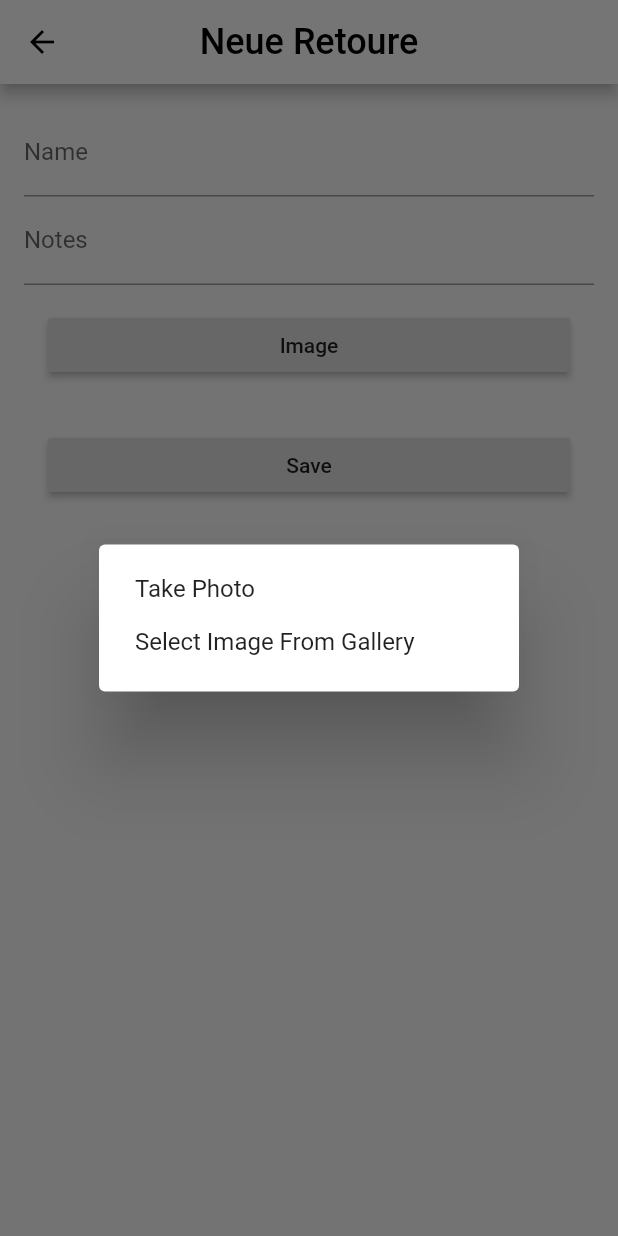
After one commit to mkoehne/Retoure, a Flutter app: the AddRetoureScreen screen opened directly, after a tap on "Image", on a phone screen of 412 x 824 dp. The commit adds this screen. Run offline on Flutter 3.47's test engine with Material 2 defaults, Android fonts, the phone set to English and light mode, and no system bars; our stand-ins replace cached_network_image, cloud_firestore, firebase_auth, firebase_storage, flushbar, image_cropper and 4 more; accounts and stored records are empty.

Commit message:
Image upload and create retoure

```diff
--- a/lib/model/retoure.dart
+++ b/lib/model/retoure.dart
@@ -1,39 +1,43 @@
 import 'package:cloud_firestore/cloud_firestore.dart';
 
 class Retoure {
-  final String id;
-  final String name;
-  final String image;
-  final DateTime date;
-  final String imageURL;
+  String id;
+  String name;
+  String notes;
+  DateTime date;
+  String imageURL;
+  String userId;
 
 //<editor-fold desc="Data Methods" defaultstate="collapsed">
 
-  const Retoure({
+  Retoure({
     this.id,
     this.name,
-    this.image,
+    this.notes,
     this.date,
     this.imageURL,
+    this.userId,
   });
 
-  @override
+//</e@override
   bool operator ==(Object other) =>
       identical(this, other) ||
       (other is Retoure &&
           runtimeType == other.runtimeType &&
           id == other.id &&
           name == other.name &&
-          image == other.image &&
+          notes == other.notes &&
           date == other.date &&
+          userId == other.userId &&
           imageURL == other.imageURL);
 
   @override
   int get hashCode =>
       id.hashCode ^
       name.hashCode ^
-      image.hashCode ^
+      notes.hashCode ^
       date.hashCode ^
+      userId.hashCode ^
       imageURL.hashCode;
 
   @override
@@ -41,8 +45,9 @@ class Retoure {
     return 'Retoure{' +
         ' id: $id,' +
         ' name: $name,' +
-        ' image: $image,' +
+        ' notes: $notes,' +
         ' date: $date,' +
+        ' userId: $userId,' +
         ' imageURL: $imageURL,' +
         '}';
   }
@@ -52,13 +57,15 @@ class Retoure {
     String name,
     String image,
     DateTime date,
+    String userId,
     String imageURL,
   }) {
     return new Retoure(
       id: id ?? this.id,
       name: name ?? this.name,
-      image: image ?? this.image,
+      notes: image ?? this.notes,
       date: date ?? this.date,
+      userId: userId ?? this.userId,
       imageURL: imageURL ?? this.imageURL,
     );
   }
@@ -67,42 +74,27 @@ class Retoure {
     return {
       'id': this.id,
       'name': this.name,
-      'image': this.image,
-      'date': this.date,
+      'notes': this.notes,
+      'date': Timestamp.fromDate(date),
+      'userId': this.userId,
       'imageURL': this.imageURL,
     };
+  }
+
+  factory Retoure.fromDocument(DocumentSnapshot doc) {
+    return Retoure.fromMap(doc.data);
   }
 
   factory Retoure.fromMap(Map<String, dynamic> map) {
     return new Retoure(
       id: map['id'] as String,
       name: map['name'] as String,
-      image: map['image'] as String,
-      date: map['date'] as DateTime,
+      notes: map['notes'] as String,
+      date: Timestamp(map['date'].seconds, map['date'].nanoseconds).toDate(),
+      userId: map['userId'] as String,
       imageURL: map['imageURL'] as String,
     );
   }
 
-  factory Retoure.fromDocument(DocumentSnapshot doc) {
-    return Retoure.fromMap(doc.data);
-  }
-
-  DateTime _convertStamp(Timestamp _stamp) {
-    if (_stamp != null) {
-      return Timestamp(_stamp.seconds, _stamp.nanoseconds).toDate();
-
-      /*
-    if (Platform.isIOS) {
-      return _stamp.toDate();
-    } else {
-      return Timestamp(_stamp.seconds, _stamp.nanoseconds).toDate();
-    }
-    */
-
-    } else {
-      return null;
-    }
-  }
-
 //</editor-fold>
 }
--- a/lib/model/theme.dart
+++ b/lib/model/theme.dart
@@ -1,6 +1,6 @@
 import 'package:flutter/material.dart';
 
-import '../application.dart';
+import '../ui/utils/application.dart';
 
 class MyTheme {
   Brightness brightness;
--- /dev/null
+++ b/lib/ui/screens/add_retoure.dart
@@ -0,0 +1,220 @@
+import 'dart:io';
+
+import 'package:firebase_storage/firebase_storage.dart';
+import 'package:flutter/material.dart';
+import 'package:image_picker/image_picker.dart';
+import 'package:permission_handler/permission_handler.dart';
+import 'package:provider/provider.dart';
+import 'package:retoure/model/retoure.dart';
+import 'package:retoure/ui/utils/application.dart';
+import 'package:retoure/ui/utils/repository.dart';
+import 'package:retoure/ui/utils/theme_changer.dart';
+import 'package:uuid/uuid.dart';
+
+import 'image.dart';
+
+class AddRetoureScreen extends StatefulWidget {
+  AddRetoureScreen();
+
+  @override
+  _AddRetoureScreenState createState() => _AddRetoureScreenState();
+}
+
+class _AddRetoureScreenState extends State<AddRetoureScreen>
+    with SingleTickerProviderStateMixin {
+  String name;
+  String notes;
+  DateTime date;
+  String imageSource;
+  final GlobalKey<FormState> formKey = GlobalKey<FormState>();
+  PermissionStatus _status;
+
+  @override
+  void initState() {
+    super.initState();
+
+    PermissionHandler()
+        .checkPermissionStatus(PermissionGroup.camera)
+        .then(_updateStatus);
+  }
+
+  @override
+  void dispose() {
+    super.dispose();
+  }
+
+  @override
+  Widget build(BuildContext context) {
+    ThemeChanger _themeChanger = Provider.of<ThemeChanger>(context);
+
+    return Scaffold(
+      appBar: AppBar(
+        centerTitle: true,
+        iconTheme: IconThemeData(
+            color: _themeChanger.getAppTheme().theme.mainTextColor),
+        brightness: _themeChanger.getAppTheme().theme.brightness,
+        backgroundColor: _themeChanger.getAppTheme().theme.mainBackgroundColor,
+        title: Text(
+          "Neue Retoure",
+          style: TextStyle(
+              fontSize: 24.0,
+              color: _themeChanger.getAppTheme().theme.mainTextColor),
+        ),
+      ),
+      body: Container(
+          padding: const EdgeInsets.symmetric(vertical: 16.0, horizontal: 16.0),
+          child: Builder(
+              builder: (context) => Form(
+                  key: formKey,
+                  child: SingleChildScrollView(
+                    child: Column(
+                        crossAxisAlignment: CrossAxisAlignment.stretch,
+                        children: [
+                          TextFormField(
+                            decoration: InputDecoration(labelText: 'Name'),
+                            validator: (value) {
+                              if (value.isEmpty) {
+                                return 'Please enter the retoure name';
+                              }
+                            },
+                            onSaved: (val) => setState(() => name = val),
+                          ),
+                          TextFormField(
+                              decoration: InputDecoration(labelText: 'Notes'),
+                              validator: (value) {
+                                if (value.isEmpty) {}
+                              },
+                              onSaved: (val) => setState(() => notes = val)),
+                          Container(
+                              padding: const EdgeInsets.symmetric(
+                                  vertical: 16.0, horizontal: 16.0),
+                              child: RaisedButton(
+                                  onPressed: () {
+                                    _displayOptionsDialog();
+                                  },
+                                  child: Text('Image'))),
+                          Container(
+                              padding: const EdgeInsets.symmetric(
+                                  vertical: 16.0, horizontal: 16.0),
+                              child: RaisedButton(
+                                  onPressed: () async {
+                                    if (formKey.currentState.validate()) {
+                                      formKey.currentState.save();
+
+                                      var retoure = await Repository.internal()
+                                          .createRetoure(name, notes,
+                                              imageSource, DateTime.now());
+                                      Navigator.pop(context);
+                                    }
+                                  },
+                                  child: Text('Save'))),
+                        ]),
+                  )))),
+    );
+  }
+
+  void _displayOptionsDialog() async {
+    await _optionsDialogBox();
+  }
+
+  Future<void> _optionsDialogBox() {
+    return showDialog(
+        context: context,
+        barrierDismissible: true,
+        builder: (BuildContext context) {
+          return AlertDialog(
+            content: new SingleChildScrollView(
+              child: new ListBody(
+                children: <Widget>[
+                  GestureDetector(
+                    child: new Text('Take Photo'),
+                    onTap: _askPermission,
+                  ),
+                  Padding(
+                    padding: EdgeInsets.all(8.0),
+                  ),
+                  GestureDetector(
+                    child: new Text('Select Image From Gallery'),
+                    onTap: imageSelectorGallery,
+                  ),
+                ],
+              ),
+            ),
+          );
+        });
+  }
+
+  void _askPermission() {
+    PermissionHandler()
+        .requestPermissions([PermissionGroup.camera]).then(_onStatusRequested);
+  }
+
+  void _onStatusRequested(Map<PermissionGroup, PermissionStatus> value) {
+    final status = value[PermissionGroup.camera];
+    if (status == PermissionStatus.granted) {
+      imageSelectorCamera();
+    } else {
+      _updateStatus(status);
+    }
+  }
+
+  _updateStatus(PermissionStatus value) {
+    if (value != _status) {
+      setState(() {
+        _status = value;
+      });
+    }
+  }
+
+  void imageSelectorCamera() async {
+    Navigator.pop(context);
+    var imageFile = await ImagePicker.pickImage(
+      source: ImageSource.camera,
+    );
+    var uuid = new Uuid();
+
+    final StorageReference firebaseStorageRef =
+        FirebaseStorage.instance.ref().child(uuid.v4() + '.jpg');
+    final StorageUploadTask task = firebaseStorageRef.putFile(imageFile);
+
+    final StorageTaskSnapshot downloadUrl = (await task.onComplete);
+
+    final String url = (await downloadUrl.ref.getDownloadURL());
+    print('URL Is $url');
+
+    setState(() {
+      imageSource = url;
+    });
+  }
+
+  void imageSelectorGallery() async {
+    Navigator.pop(context);
+    var imageFile1 = await ImagePicker.pickImage(
+      source: ImageSource.gallery,
+    );
+    var uuid = new Uuid();
+
+    final StorageReference firebaseStorageRef =
+        FirebaseStorage.instance.ref().child(uuid.v4() + '.jpg');
+    final StorageUploadTask task = firebaseStorageRef.putFile(imageFile1);
+
+    final StorageTaskSnapshot downloadUrl = (await task.onComplete);
+
+    final String url = (await downloadUrl.ref.getDownloadURL());
+    print('URL Is $url');
+
+    imageSource = url;
+
+    final StorageReference firebaseStorageRef1 =
+        FirebaseStorage.instance.ref().child(uuid.v4() + '.jpg');
+    final StorageUploadTask task1 = firebaseStorageRef.putFile(imageFile1);
+
+    final StorageTaskSnapshot downloadUrl1 = (await task.onComplete);
+
+    final String url1 = (await downloadUrl.ref.getDownloadURL());
+    print('URL Is $url1');
+    setState(() {
+      imageSource = url1;
+    });
+  }
+}
--- a/lib/application.dart
+++ b/lib/ui/utils/application.dart
@@ -29,6 +29,8 @@ class Application {
     "en",
     "de",
   ];
+
+  static String image;
 
   //returns the list of supported Locales
   Iterable<Locale> supportedLocales() =>
--- /dev/null
+++ b/lib/ui/utils/repository.dart
@@ -0,0 +1,66 @@
+import 'package:cloud_firestore/cloud_firestore.dart';
+import 'package:retoure/model/retoure.dart';
+import 'package:retoure/ui/utils/auth.dart';
+
+final CollectionReference retouresCollection =
+    Firestore.instance.collection('retoures');
+
+class Repository {
+  static final Repository _instance = new Repository.internal();
+
+  factory Repository() => _instance;
+
+  Repository.internal();
+
+  Future<Retoure> createRetoure(
+      String name, String note, String image, DateTime date) async {
+    final TransactionHandler createTransaction = (Transaction tx) async {
+      final DocumentSnapshot ds = await tx.get(retouresCollection.document());
+      var user = await Auth.getUserLocal();
+      String userId;
+      if (user == null) {
+        userId = "";
+      } else {
+        userId = user.userId;
+      }
+      Retoure retoure = new Retoure();
+      retoure.name = name;
+      retoure.notes = note;
+      retoure.imageURL = image;
+      retoure.date = date;
+      retoure.userId = userId;
+      retoure.id = ds.documentID;
+      final Map<String, dynamic> data = retoure.toMap();
+
+      await tx.set(ds.reference, data);
+
+      return data;
+    };
+
+    return Firestore.instance.runTransaction(createTransaction).then((mapData) {
+      return Retoure.fromMap(mapData);
+    }).catchError((error) {
+      print('error: $error');
+      return null;
+    });
+  }
+
+  Future<Retoure> saveRetoure(Retoure truck) async {
+    final TransactionHandler createTransaction = (Transaction tx) async {
+      final DocumentSnapshot ds = await tx.get(retouresCollection.document());
+      truck.id = ds.documentID;
+      final Map<String, dynamic> data = truck.toMap();
+
+      await tx.set(ds.reference, data);
+
+      return data;
+    };
+
+    return Firestore.instance.runTransaction(createTransaction).then((mapData) {
+      return Retoure.fromMap(mapData);
+    }).catchError((error) {
+      print('error: $error');
+      return null;
+    });
+  }
+}
--- a/lib/ui/widgets/retoure_card.dart
+++ b/lib/ui/widgets/retoure_card.dart
@@ -35,7 +35,7 @@ class RetoureCard extends StatelessWidget {
       onTap: () => Navigator.push(
         context,
         MaterialPageRoute(
-          builder: (context) => new DetailScreen(retoure, inFavorites),
+          builder: (context) => new DetailScreen(retoure),
         ),
       ),
       child: Padding(
--- a/pubspec.yaml
+++ b/pubspec.yaml
@@ -24,13 +24,18 @@ dependencies:
   # Use with the CupertinoIcons class for iOS style icons.
   cupertino_icons: ^0.1.2
   firebase_auth: ^0.14.0+2
+  firebase_storage: ^3.0.5
   google_sign_in: ^4.0.6
   cloud_firestore: ^0.12.9
   shared_preferences: any
   flushbar: ^1.8.2
   cached_network_image: ^1.1.1
   image_picker: ^0.6.1+3
+  image_cropper: ^1.0.2
   provider: ^3.0.0+1
+  modal_progress_hud: ^0.1.3
+  permission_handler: ^3.2.2
+  uuid: ^2.0.2
 
 dev_dependencies:
   flutter_test:
```
Also changed, not shown: lib/ui/screens/detail.dart (+23 -24 lines), lib/ui/screens/home.dart (+10 -5 lines), lib/ui/screens/image.dart (added, +146 -0 lines), lib/ui/utils/store.dart (deleted, +0 -34 lines), lib/ui/widgets/slide_item.dart (+13 -5 lines), lib/generated/i18n.dart (added), lib/state_widget.dart (deleted), pubspec.lock, 38 other files.
